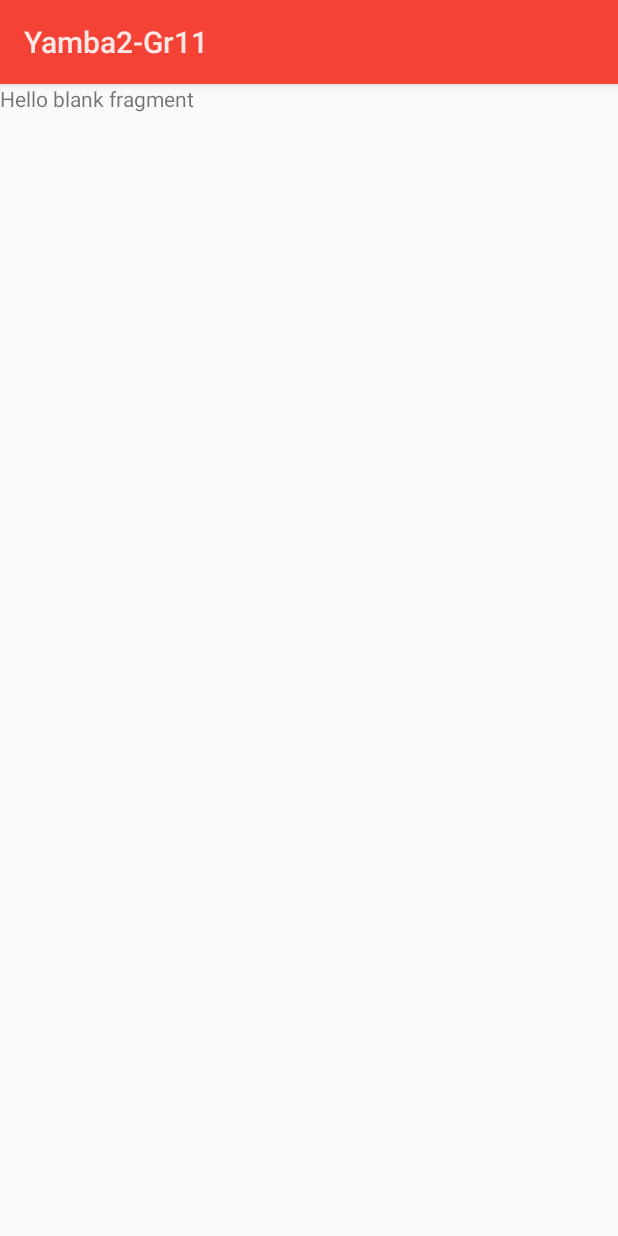
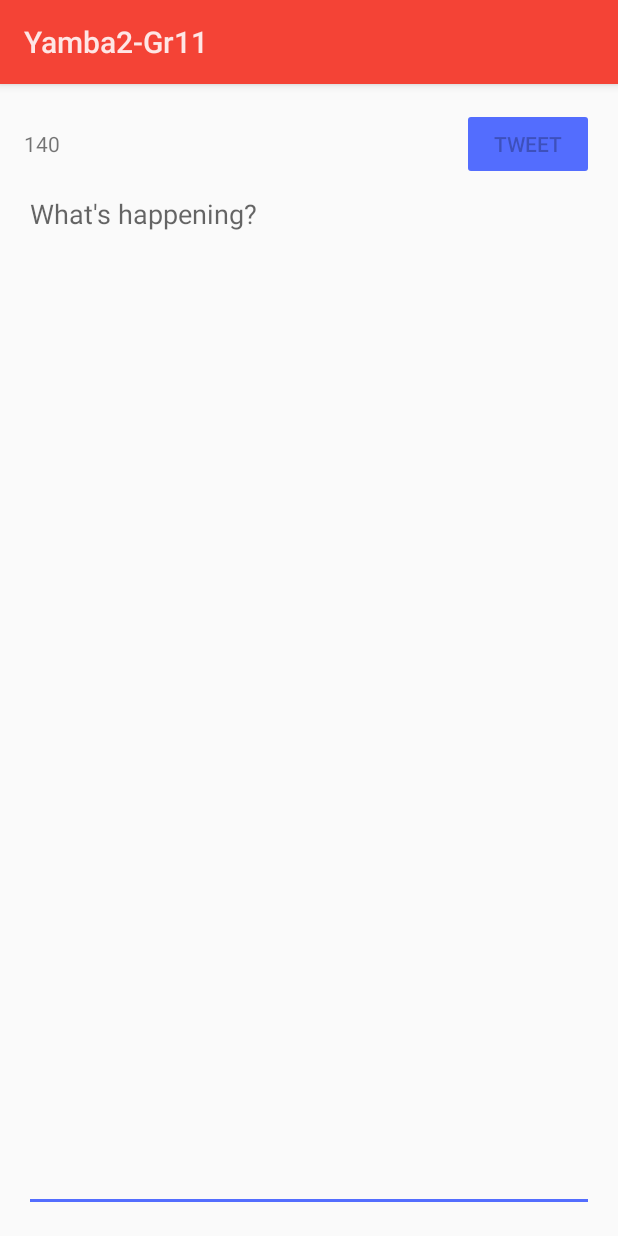
Before and after one commit to lfelipemarin/labsGr11CM20152, an Android app: the fragment StatusFragment shown on its own in the app's theme, on a phone screen of 412 x 824 dp. Run offline under Robolectric (Android 15) with nearby library versions, the phone set to English and light mode, and no system bars; libraries missing offline, so code that uses them is left out: com.thenewcircle.yamba.

Commit message:
fragment con algunos errores

```diff
--- a/Yamba/Yamba2/src/main/java/co/edu/udea/cmovil/gr11/yamba/StatusFragment.java
+++ b/Yamba/Yamba2/src/main/java/co/edu/udea/cmovil/gr11/yamba/StatusFragment.java
@@ -1,30 +1,149 @@
 package co.edu.udea.cmovil.gr11.yamba;
 
-
+import android.app.Activity;
+import android.app.Fragment;
+import android.app.ProgressDialog;
+import android.os.AsyncTask;
 import android.os.Bundle;
-import android.app.Fragment;
+import android.text.Editable;
+import android.text.TextWatcher;
+import android.util.Log;
 import android.view.LayoutInflater;
+import android.view.Menu;
+import android.view.MenuItem;
 import android.view.View;
 import android.view.ViewGroup;
+import android.view.inputmethod.InputMethodManager;
+import android.widget.Button;
+import android.widget.EditText;
+import android.widget.TextView;
+import android.widget.Toast;
+import android.content.SharedPreferences;
+
+import com.thenewcircle.yamba.client.YambaClient;
+import com.thenewcircle.yamba.client.YambaClientException;
 
 
-/**
- * A simple {@link Fragment} subclass.
- */
-public class StatusFragment extends Fragment {
+public class StatusFragment extends Fragment implements View.OnClickListener {
 
+    private static final String TAG = StatusFragment.class.getSimpleName();
+    private Button mButtonTweet;
+    private EditText mTextStatus;
+    private TextView mTextCount;
+    private int mDefaultColor;
 
-    public StatusFragment() {
-        // Required empty public constructor
+    @Override
+    public View onCreateView(LayoutInflater inflater, ViewGroup container, Bundle savedInstanceState) {
+        View v =  inflater.inflate(R.layout.fragment_status, container, false);
+
+        //Inicializar
+        mButtonTweet = (Button) v.findViewById(R.id.status_button_tweet);
+        mButtonTweet.setEnabled(false);
+        mTextStatus = (EditText) v.findViewById(R.id.status_text);
+        mTextCount = (TextView) v.findViewById(R.id.status_text_count);
+
+        mTextCount.setText(Integer.toString(140));
+
+        mDefaultColor = mTextCount.getTextColors().getDefaultColor();
+
+        mTextStatus.addTextChangedListener(new TextWatcher() {
+            Integer count = Integer.valueOf(mTextCount.getText().toString());
+            @Override
+            public void beforeTextChanged(CharSequence charSequence, int i, int i1, int i2) {
+
+            }
+
+            @Override
+            public void onTextChanged(CharSequence charSequence, int i, int i1, int i2) {
+                Log.d(TAG, charSequence.toString());
+
+                mTextCount.setText(String.valueOf(count - mTextStatus.length()));
+                if (mTextStatus.length() == 0)
+                    mButtonTweet.setEnabled(false);
+                else
+                    mButtonTweet.setEnabled(true);
+            }
+
+            @Override
+            public void afterTextChanged(Editable editable) {
+
+            }
+        });
+
+        Log.d(TAG, "onCreated");
+
+        return v;
+
+    }
+
+    @Override
+    public void onClick(View view) {
+
+    }
+
+    public void clickTweet(View v) {
+        String status = mTextStatus.getText().toString();
+        PostTask postTask = new PostTask();
+        postTask.execute(status);
+        Log.d(TAG, "onClicked");
     }
 
 
     @Override
-    public View onCreateView(LayoutInflater inflater, ViewGroup container,
-                             Bundle savedInstanceState) {
-        // Inflate the layout for this fragment
-        return inflater.inflate(R.layout.fragment_status, container, false);
+    public boolean onCreateOptionsMenu(Menu menu) {
+        // Inflate the menu; this adds items to the action bar if it is present.
+        getMenuInflater().inflate(R.menu.menu_status, menu);
+        return true;
+    }
+
+    @Override
+    public boolean onOptionsItemSelected(MenuItem item) {
+        // Handle action bar item clicks here. The action bar will
+        // automatically handle clicks on the Home/Up button, so long
+        // as you specify a parent activity in AndroidManifest.xml.
+        int id = item.getItemId();
+
+        //noinspection SimplifiableIfStatement
+        if (id == R.id.action_settings) {
+            return true;
+        }
+
+        return super.onOptionsItemSelected(item);
     }
 
 
+
+    class PostTask extends AsyncTask<String, Void, String> {
+        private ProgressDialog progress;
+
+        @Override
+        protected String doInBackground(String... strings) {
+            try {
+                YambaClient cloud = new YambaClient("student", "password");
+                cloud.postStatus(strings[0]);
+
+                Log.d(TAG, "Successfully posted on the cloud: " + strings[0]);
+                return "Successfully posted";
+            } catch (YambaClientException e) {
+                Log.e(TAG, "Failed to post to the cloud", e);
+                e.printStackTrace();
+                return "Failed to post";
+            }
+        }
+
+        @Override
+        protected void onPostExecute(String result) {
+            //progress.dismiss();
+            if (getActivity() != null && result != null) {
+                Toast.makeText(getActivity(), result, Toast.LENGTH_LONG).show();
+                try {
+                   // InputMethodManager imm = (InputMethodManager) getSystemService(INPUT_METHOD_SERVICE);
+                    //imm.hideSoftInputFromWindow(getCurrentFocus().getWindowToken(), 0);
+                } catch (Exception e) {
+                    Log.d(TAG, e.getMessage());
+                }
+                mTextStatus.setText("");
+            }
+        }
+    }
 }
--- a/Yamba/Yamba2/src/main/res/layout/fragment_status.xml
+++ b/Yamba/Yamba2/src/main/res/layout/fragment_status.xml
@@ -1,10 +1,44 @@
-<FrameLayout xmlns:android="http://schemas.android.com/apk/res/android"
-    xmlns:tools="http://schemas.android.com/tools" android:layout_width="match_parent"
+<RelativeLayout
+    xmlns:android="http://schemas.android.com/apk/res/android"
+    xmlns:tools="http://schemas.android.com/tools"
+    android:layout_width="match_parent"
     android:layout_height="match_parent"
-    tools:context="co.edu.udea.cmovil.gr11.yamba.StatusFragment">
+    tools:context="co.edu.udea.cmovil.gr11.yamba.StatusFragment"
 
-    <!-- TODO: Update blank fragment layout -->
-    <TextView android:layout_width="match_parent" android:layout_height="match_parent"
-        android:text="@string/hello_blank_fragment" />
+    android:paddingBottom="@dimen/activity_vertical_margin"
+    android:paddingLeft="@dimen/activity_horizontal_margin"
+    android:paddingRight="@dimen/activity_horizontal_margin"
+    android:paddingTop="@dimen/activity_vertical_margin">
 
-</FrameLayout>
+    <Button
+        android:id="@+id/status_button_tweet"
+        android:layout_width="wrap_content"
+        android:layout_height="wrap_content"
+        android:layout_alignParentRight="true"
+        android:layout_alignParentTop="true"
+        android:text="@string/status_button_tweet"
+        android:onClick="clickTweet" />
+
+    <EditText
+        android:id="@+id/status_text"
+        android:layout_width="match_parent"
+        android:layout_height="match_parent"
+        android:layout_below="@+id/status_button_tweet"
+        android:ems="10"
+        android:hint="@string/status_text_hint"
+        android:gravity="top|left"
+        android:inputType="textMultiLine">
+        <requestFocus/>
+    </EditText>
+
+    <TextView
+        android:id="@+id/status_text_count"
+        android:layout_width="wrap_content"
+        android:layout_height="wrap_content"
+        android:layout_alignBaseline="@+id/status_button_tweet"
+        android:layout_alignBottom="@+id/status_button_tweet"
+        android:layout_alignLeft="@+id/status_text"
+        android:text="140"/>
+
+
+</RelativeLayout>
```
Also changed, not shown: 1 other file.
